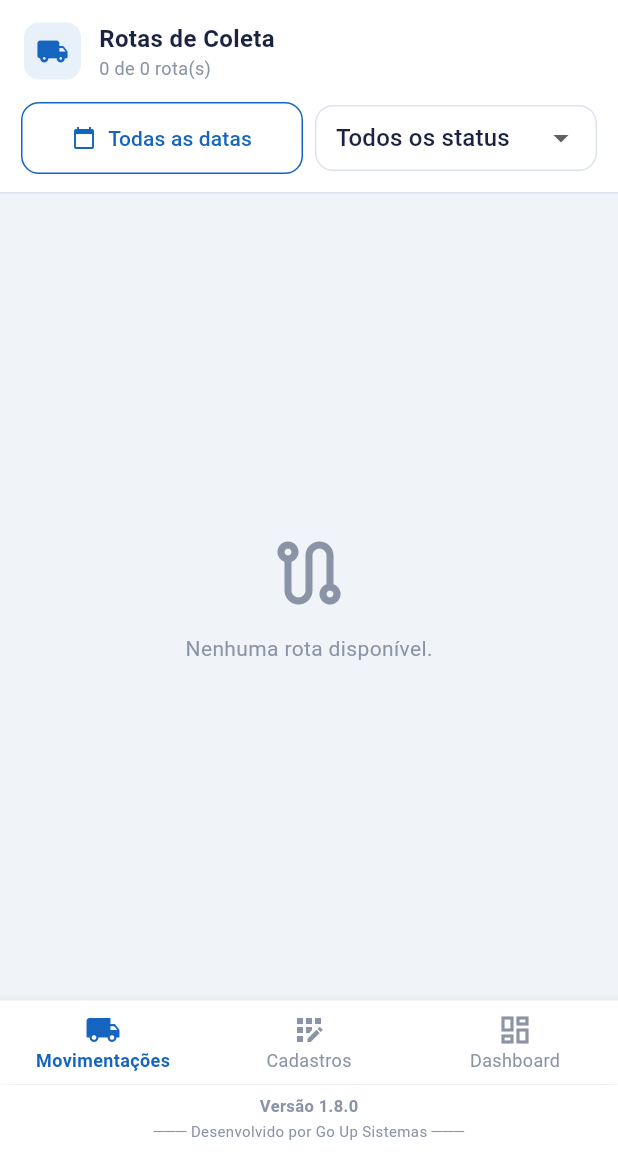
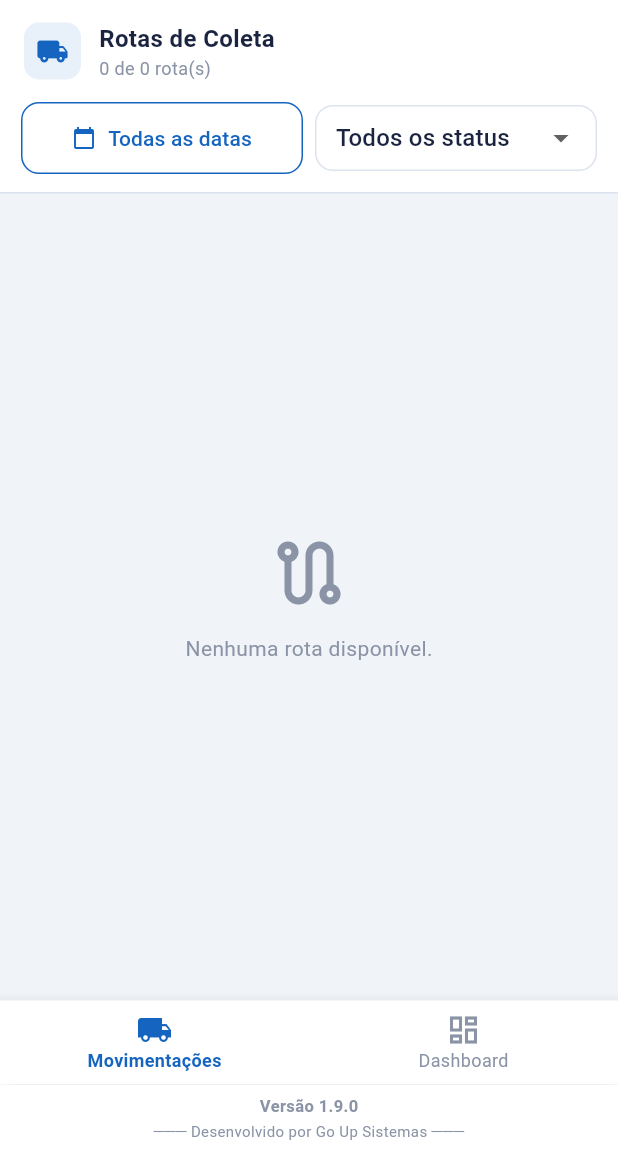
Before and after one commit to wgravinajunior-design/ColetaMobile, a Flutter app: the HomePage screen opened directly with empty values, after a tap on the "close" icon, on a phone screen of 412 x 824 dp, the part 84-1236 px from its top. Run offline on Flutter 3.47's test engine with Material 3 defaults, Android fonts, the phone set to English and light mode, and no system bars; our stand-ins replace connectivity_plus, image_picker, package_info_plus, pdf, printing, shared_preferences and 2 more; accounts and stored records are empty; network calls fail.

Commit message:
Versao lida do proprio pacote, cadastros so para admin e logo nas telas
Versao (os dois apps):
- Era uma constante mantida a mao em paralelo ao 'version:' do pubspec.
  Bastava esquecer de sincronizar para o app comparar a versao errada com
  a tag do GitHub — deixando de oferecer uma atualizacao que existe, ou
  oferecendo uma que ja esta instalada. Agora sai de package_info_plus,
  lida do bundle no arranque, com o sufixo de build descartado ('2.8.0+11'
  vira '2.8.0'). Fonte unica: o pubspec.
- /health passa a devolver a versao, para saber qual retaguarda esta
  atendendo sem abrir a interface da maquina.

Cadastros so para administrador (mobile):
- A checagem era 'userRole == "Administrador"', exata e sensivel a caixa,
  entao NENHUM perfil real passava: o servidor devolve o valor como esta
  no banco (ADMINISTRADOR, ADMIN) e manda OPERADOR quando e nulo.
- Novo Perfil.ehAdministrador normaliza caixa e acentos e aceita ADMIN,
  ADMINISTRADOR e GESTOR.
- A aba Cadastros some inteira para quem nao e admin — nao basta desabilitar
  botoes. A barra inferior se ajusta e some quando sobra uma aba so.

Logo (retaguarda):
- A logo escolhida em Configuracoes aparece no canto inferior direito de
  toda tela, a 13% de opacidade e sem capturar cliques.

Popup de novidades (os dois):
- Faixa com 'Build X instalada' antes da lista de melhorias.

Verificado: /health em execucao devolve 2.8.0 (lido do pacote, sem
constante); APK com versionName 1.9.0 e rotulo GoUpColeta; logica de
perfil exercitada em 12 casos.

Co-Authored-By: Claude Opus 5 <noreply@anthropic.com>

```diff
--- a/lib/main.dart
+++ b/lib/main.dart
@@ -6,6 +6,7 @@ import 'package:sqflite_common_ffi/sqflite_ffi.dart';
 import 'providers/coleta_provider.dart';
 import 'pages/login_page.dart';
 import 'services/api_service.dart';
+import 'services/update_service.dart';
 
 void main() async {
   WidgetsFlutterBinding.ensureInitialized();
@@ -13,6 +14,9 @@ void main() async {
     sqfliteFfiInit();
     databaseFactory = databaseFactoryFfi;
   }
+  // Versão vem do próprio pacote; precisa estar pronta antes de qualquer tela
+  // mostrá-la ou o verificador de atualização compará-la.
+  await AppInfo.carregar();
   await ApiService.initialize();
   runApp(const MyApp());
 }
--- a/lib/pages/home_page.dart
+++ b/lib/pages/home_page.dart
@@ -4,6 +4,7 @@ import '../main.dart' show AppColors;
 import '../providers/coleta_provider.dart';
 import '../services/server_config.dart';
 import '../services/api_service.dart';
+import '../services/perfil.dart';
 import '../services/update_service.dart';
 import '../widgets/update_dialogs.dart';
 import 'tabs/cadastros_tab.dart';
@@ -26,7 +27,10 @@ class _HomePageState extends State<HomePage> {
   /// Só uma vez por execução, mesmo que a Home seja reconstruída.
   static bool _jaVerificouAtualizacao = false;
 
-  bool get _isMotorista => widget.userRole.toUpperCase() == 'MOTORISTA';
+  bool get _isMotorista => Perfil.ehMotorista(widget.userRole);
+
+  /// Cadastrar pelo celular é exclusivo do administrador.
+  bool get _isAdmin => Perfil.ehAdministrador(widget.userRole);
 
   @override
   void initState() {
@@ -65,13 +69,34 @@ class _HomePageState extends State<HomePage> {
     await DialogoAtualizacao.mostrar(context, nova);
   }
 
-  List<Widget> get _tabs => _isMotorista
-      ? [MovimentacoesTab(userRole: widget.userRole)]
-      : [
-          MovimentacoesTab(userRole: widget.userRole),
-          CadastrosTab(userRole: widget.userRole),
-          DashboardTab(userRole: widget.userRole),
-        ];
+  /// Abas visíveis para o perfil. Cadastros só existe para o administrador —
+  /// não basta desabilitar os botões: a aba inteira sai do caminho.
+  List<Widget> get _tabs => [
+    MovimentacoesTab(userRole: widget.userRole),
+    if (_isAdmin) CadastrosTab(userRole: widget.userRole),
+    if (!_isMotorista) DashboardTab(userRole: widget.userRole),
+  ];
+
+  /// Itens da barra inferior, na mesma ordem de [_tabs].
+  List<BottomNavigationBarItem> get _itensNavegacao => [
+    const BottomNavigationBarItem(
+      icon: Icon(Icons.local_shipping_outlined),
+      activeIcon: Icon(Icons.local_shipping),
+      label: 'Movimentações',
+    ),
+    if (_isAdmin)
+      const BottomNavigationBarItem(
+        icon: Icon(Icons.app_registration_outlined),
+        activeIcon: Icon(Icons.app_registration),
+        label: 'Cadastros',
+      ),
+    if (!_isMotorista)
+      const BottomNavigationBarItem(
+        icon: Icon(Icons.dashboard_outlined),
+        activeIcon: Icon(Icons.dashboard),
+        label: 'Dashboard',
+      ),
+  ];
 
   void _handleLogout() {
     showDialog(
@@ -210,35 +235,20 @@ class _HomePageState extends State<HomePage> {
                 children: tabs,
               ),
             ),
-            if (_isMotorista) const _RodapeVersao(),
+            if (tabs.length < 2) const _RodapeVersao(),
           ],
         ),
       ),
-      bottomNavigationBar: _isMotorista
+      // Com uma aba só não há o que navegar — a barra vira ruído.
+      bottomNavigationBar: tabs.length < 2
           ? null
           : Column(
               mainAxisSize: MainAxisSize.min,
               children: [
                 BottomNavigationBar(
-                  currentIndex: _currentIndex,
+                  currentIndex: _currentIndex.clamp(0, tabs.length - 1),
                   onTap: (i) => setState(() => _currentIndex = i),
-                  items: const [
-                    BottomNavigationBarItem(
-                      icon: Icon(Icons.local_shipping_outlined),
-                      activeIcon: Icon(Icons.local_shipping),
-                      label: 'Movimentações',
-                    ),
-                    BottomNavigationBarItem(
-                      icon: Icon(Icons.app_registration_outlined),
-                      activeIcon: Icon(Icons.app_registration),
-                      label: 'Cadastros',
-                    ),
-                    BottomNavigationBarItem(
-                      icon: Icon(Icons.dashboard_outlined),
-                      activeIcon: Icon(Icons.dashboard),
-                      label: 'Dashboard',
-                    ),
-                  ],
+                  items: _itensNavegacao,
                 ),
                 const _RodapeVersao(),
               ],
--- a/lib/pages/tabs/cadastros_tab.dart
+++ b/lib/pages/tabs/cadastros_tab.dart
@@ -2,6 +2,7 @@ import 'package:flutter/material.dart';
 import 'package:provider/provider.dart';
 import '../../main.dart' show AppColors;
 import '../../providers/coleta_provider.dart';
+import '../../services/perfil.dart';
 import '../forms/produtor_form.dart';
 import '../forms/resfriador_form.dart';
 import '../forms/veiculo_form.dart';
@@ -26,21 +27,25 @@ class _CadastrosTabState extends State<CadastrosTab> {
     required List<String> bullets,
     required Widget formWidget,
   }) {
-    final isAllowed = widget.userRole == 'Administrador';
+    final isAllowed = Perfil.ehAdministrador(widget.userRole);
 
     return Material(
       color: Colors.transparent,
       child: InkWell(
         onTap: () {
           if (isAllowed) {
-            Navigator.of(context)
-                .push(MaterialPageRoute(builder: (_) => formWidget));
+            Navigator.of(
+              context,
+            ).push(MaterialPageRoute(builder: (_) => formWidget));
           } else {
-            ScaffoldMessenger.of(context).showSnackBar(const SnackBar(
-              content:
-                  Text('Apenas administradores podem cadastrar novos dados.'),
+            ScaffoldMessenger.of(context).showSnackBar(
+              const SnackBar(
+                content: Text(
+                  'Apenas administradores podem cadastrar novos dados.',
+                ),
                 backgroundColor: AppColors.error,
-            ));
+              ),
+            );
           }
         },
         borderRadius: BorderRadius.circular(14),
@@ -48,16 +53,18 @@ class _CadastrosTabState extends State<CadastrosTab> {
           decoration: BoxDecoration(
             color: Colors.white,
             borderRadius: BorderRadius.circular(14),
-            border: Border.all(color: AppColors.primary.withValues(alpha: 0.25)),
+            border: Border.all(
+              color: AppColors.primary.withValues(alpha: 0.25),
+            ),
             boxShadow: [
               BoxShadow(
                 color: Colors.black.withValues(alpha: 0.06),
                 blurRadius: 4,
-                  offset: const Offset(0, 2)),
+                offset: const Offset(0, 2),
+              ),
             ],
           ),
-          padding:
-              const EdgeInsets.symmetric(horizontal: 16, vertical: 14),
+          padding: const EdgeInsets.symmetric(horizontal: 16, vertical: 14),
           child: Row(
             crossAxisAlignment: CrossAxisAlignment.center,
             children: [
@@ -86,30 +93,42 @@ class _CadastrosTabState extends State<CadastrosTab> {
                       ),
                     ),
                     const SizedBox(height: 6),
-                    ...bullets.map((b) => Padding(
+                    ...bullets.map(
+                      (b) => Padding(
                         padding: const EdgeInsets.only(bottom: 2),
                         child: Row(
                           crossAxisAlignment: CrossAxisAlignment.start,
                           children: [
-                              const Text('• ',
+                            const Text(
+                              '• ',
                               style: TextStyle(
                                 color: AppColors.primaryLight,
                                 fontWeight: FontWeight.bold,
-                                      fontSize: 12)),
+                                fontSize: 12,
+                              ),
+                            ),
                             Expanded(
-                                  child: Text(b,
+                              child: Text(
+                                b,
                                 style: const TextStyle(
                                   fontSize: 12,
                                   color: AppColors.textMedium,
-                                          height: 1.3))),
-                            ],
+                                  height: 1.3,
                                 ),
-                        )),
+                              ),
+                            ),
                           ],
                         ),
                       ),
-              const Icon(Icons.chevron_right_rounded,
-                  color: AppColors.primary, size: 22),
+                    ),
+                  ],
+                ),
+              ),
+              const Icon(
+                Icons.chevron_right_rounded,
+                color: AppColors.primary,
+                size: 22,
+              ),
             ],
           ),
         ),
@@ -130,29 +149,35 @@ class _CadastrosTabState extends State<CadastrosTab> {
           color: isActive ? AppColors.primary : Colors.white,
           borderRadius: BorderRadius.circular(20),
           border: Border.all(
-              color: isActive ? AppColors.primary : AppColors.cardBorder),
+            color: isActive ? AppColors.primary : AppColors.cardBorder,
+          ),
           boxShadow: isActive
               ? [
                   BoxShadow(
                     color: AppColors.primary.withValues(alpha: 0.25),
                     blurRadius: 6,
-                      offset: const Offset(0, 2))
+                    offset: const Offset(0, 2),
+                  ),
                 ]
               : [],
         ),
         child: Row(
           mainAxisSize: MainAxisSize.min,
           children: [
-            Icon(icon,
+            Icon(
+              icon,
               size: 15,
-                color: isActive ? Colors.white : AppColors.textLight),
+              color: isActive ? Colors.white : AppColors.textLight,
+            ),
             const SizedBox(width: 6),
-            Text(name,
+            Text(
+              name,
               style: TextStyle(
                 fontSize: 12,
                 fontWeight: FontWeight.w600,
-                    color:
-                        isActive ? Colors.white : AppColors.textMedium)),
+                color: isActive ? Colors.white : AppColors.textMedium,
+              ),
+            ),
           ],
         ),
       ),
@@ -167,11 +192,10 @@ class _CadastrosTabState extends State<CadastrosTab> {
       borderRadius: BorderRadius.circular(20),
       border: Border.all(color: color.withValues(alpha: 0.3)),
     ),
-        child: Text(label,
-            style: TextStyle(
-                fontSize: 11,
-                color: color,
-                fontWeight: FontWeight.bold)),
+    child: Text(
+      label,
+      style: TextStyle(fontSize: 11, color: color, fontWeight: FontWeight.bold),
+    ),
   );
 
   // ─── helper: info pill ───────────────────────────────────────────────────
@@ -181,11 +205,14 @@ class _CadastrosTabState extends State<CadastrosTab> {
       color: (color ?? AppColors.primary).withValues(alpha: 0.08),
       borderRadius: BorderRadius.circular(20),
     ),
-        child: Text(text,
+    child: Text(
+      text,
       style: TextStyle(
         fontSize: 11,
         color: color ?? AppColors.primary,
-                fontWeight: FontWeight.w600)),
+        fontWeight: FontWeight.w600,
+      ),
+    ),
   );
 
   // ─── listas de registros ─────────────────────────────────────────────────
@@ -199,11 +226,16 @@ class _CadastrosTabState extends State<CadastrosTab> {
             iconColor: AppColors.primary,
             title: prod.nome,
             subtitle: prod.endereco,
-            trailing: Wrap(spacing: 6, children: [
+            trailing: Wrap(
+              spacing: 6,
+              children: [
                 _infoPill('${prod.volumeMedioDiario} L/dia'),
-              _infoPill(prod.horarioColetaPrevisto,
-                  color: AppColors.textMedium),
-            ]),
+                _infoPill(
+                  prod.horarioColetaPrevisto,
+                  color: AppColors.textMedium,
+                ),
+              ],
+            ),
           ),
         );
 
@@ -226,8 +258,7 @@ class _CadastrosTabState extends State<CadastrosTab> {
               title: '${res.marcaModelo} — ${res.numeroIdentificador}',
               subtitle:
                   'Capacidade: ${res.capacidadeLitros} L · Ano: ${res.anoFabricacao}',
-              trailing:
-                  Wrap(spacing: 6, children: [_statusBadge(sl, sc)]),
+              trailing: Wrap(spacing: 6, children: [_statusBadge(sl, sc)]),
             );
           },
         );
@@ -240,13 +271,17 @@ class _CadastrosTabState extends State<CadastrosTab> {
             iconColor: const Color(0xFF7B1FA2),
             title: v.descricao,
             subtitle: 'Placa: ${v.placa} · Cap: ${v.capacidadeLitros} L',
-            trailing: Wrap(spacing: 6, children: [
+            trailing: Wrap(
+              spacing: 6,
+              children: [
                 _statusBadge(
                   v.status == VeiculoStatus.ativo ? 'Ativo' : 'Manutenção',
                   v.status == VeiculoStatus.ativo
                       ? AppColors.success
-                      : AppColors.warning),
-            ]),
+                      : AppColors.warning,
+                ),
+              ],
+            ),
           ),
         );
 
@@ -262,7 +297,9 @@ class _CadastrosTabState extends State<CadastrosTab> {
                 placa: '-',
                 capacidadeLitros: 0,
                 consumoMedio: 0,
-                    status: VeiculoStatus.inativo));
+                status: VeiculoStatus.inativo,
+              ),
+            );
             return _listTile(
               icon: Icons.badge_rounded,
               iconColor: AppColors.warning,
@@ -273,19 +310,21 @@ class _CadastrosTabState extends State<CadastrosTab> {
                 children: [
                   _statusBadge(
                     m.status == MotoristaStatus.ativo ? 'Ativo' : 'Inativo',
-                    m.status == MotoristaStatus.ativo ? AppColors.success : AppColors.error,
+                    m.status == MotoristaStatus.ativo
+                        ? AppColors.success
+                        : AppColors.error,
                   ),
                   _infoPill(v.descricao, color: AppColors.textMedium),
                 ],
               ),
-              onEdit: widget.userRole == 'Administrador'
+              onEdit: Perfil.ehAdministrador(widget.userRole)
                   ? () => Navigator.of(context).push(
                       MaterialPageRoute(
                         builder: (_) => MotoristaForm(motorista: m),
                       ),
                     )
                   : null,
-              onDelete: widget.userRole == 'Administrador'
+              onDelete: Perfil.ehAdministrador(widget.userRole)
                   ? () => _confirmDelete(
                       context,
                       nome: m.nome,
@@ -304,22 +343,25 @@ class _CadastrosTabState extends State<CadastrosTab> {
             iconColor: const Color(0xFF0277BD),
             title: col.nome,
             subtitle: '${col.funcaoCargo} · ${col.permissoesAcesso}',
-            trailing: Wrap(spacing: 6, children: [
+            trailing: Wrap(
+              spacing: 6,
+              children: [
                 _statusBadge(
                   col.status == ColaboradorStatus.ativo ? 'Ativo' : 'Inativo',
                   col.status == ColaboradorStatus.ativo
                       ? AppColors.success
                       : AppColors.error,
                 ),
-            ]),
-            onEdit: widget.userRole == 'Administrador'
+              ],
+            ),
+            onEdit: Perfil.ehAdministrador(widget.userRole)
                 ? () => Navigator.of(context).push(
                     MaterialPageRoute(
                       builder: (_) => ColaboradorForm(colaborador: col),
                     ),
                   )
                 : null,
-            onDelete: widget.userRole == 'Administrador'
+            onDelete: Perfil.ehAdministrador(widget.userRole)
                 ? () => _confirmDelete(
                     context,
                     nome: col.nome,
@@ -345,8 +387,10 @@ class _CadastrosTabState extends State<CadastrosTab> {
           children: [
             Icon(Icons.inbox_outlined, size: 48, color: AppColors.textLight),
             SizedBox(height: 8),
-            Text('Nenhum registro encontrado.',
-                style: TextStyle(color: AppColors.textLight, fontSize: 13)),
+            Text(
+              'Nenhum registro encontrado.',
+              style: TextStyle(color: AppColors.textLight, fontSize: 13),
+            ),
           ],
         ),
       );
@@ -402,15 +446,22 @@ class _CadastrosTabState extends State<CadastrosTab> {
             child: Column(
               crossAxisAlignment: CrossAxisAlignment.start,
               children: [
-                Text(title,
+                Text(
+                  title,
                   style: const TextStyle(
                     fontWeight: FontWeight.bold,
                     color: AppColors.textDark,
-                        fontSize: 13)),
+                    fontSize: 13,
+                  ),
+                ),
                 const SizedBox(height: 3),
-                Text(subtitle,
+                Text(
+                  subtitle,
                   style: const TextStyle(
-                        color: AppColors.textMedium, fontSize: 12)),
+                    color: AppColors.textMedium,
+                    fontSize: 12,
+                  ),
+                ),
                 const SizedBox(height: 6),
                 trailing,
               ],
@@ -477,8 +528,13 @@ class _CadastrosTabState extends State<CadastrosTab> {
       builder: (ctx) => AlertDialog(
         backgroundColor: Colors.white,
         shape: RoundedRectangleBorder(borderRadius: BorderRadius.circular(14)),
-        title: const Text('Confirmar exclusão',
-            style: TextStyle(fontWeight: FontWeight.bold, color: AppColors.textDark)),
+        title: const Text(
+          'Confirmar exclusão',
+          style: TextStyle(
+            fontWeight: FontWeight.bold,
+            color: AppColors.textDark,
+          ),
+        ),
         content: Text(
           'Deseja excluir "$nome"?\nEsta ação não pode ser desfeita.',
           style: const TextStyle(color: AppColors.textMedium),
@@ -486,14 +542,19 @@ class _CadastrosTabState extends State<CadastrosTab> {
         actions: [
           TextButton(
             onPressed: () => Navigator.pop(ctx, false),
-            child: const Text('Cancelar', style: TextStyle(color: AppColors.textMedium)),
+            child: const Text(
+              'Cancelar',
+              style: TextStyle(color: AppColors.textMedium),
+            ),
           ),
           ElevatedButton(
             onPressed: () => Navigator.pop(ctx, true),
             style: ElevatedButton.styleFrom(
               backgroundColor: AppColors.error,
               foregroundColor: Colors.white,
-              shape: RoundedRectangleBorder(borderRadius: BorderRadius.circular(8)),
+              shape: RoundedRectangleBorder(
+                borderRadius: BorderRadius.circular(8),
+              ),
             ),
             child: const Text('Excluir'),
           ),
@@ -518,18 +579,22 @@ class _CadastrosTabState extends State<CadastrosTab> {
               color: AppColors.primary,
               borderRadius: BorderRadius.circular(14),
             ),
-            padding:
-                const EdgeInsets.symmetric(vertical: 12, horizontal: 16),
-            child: const Row(children: [
+            padding: const EdgeInsets.symmetric(vertical: 12, horizontal: 16),
+            child: const Row(
+              children: [
                 Icon(Icons.storage_rounded, color: Colors.white70, size: 20),
                 SizedBox(width: 10),
-              Text('CADASTROS — DADOS BASE',
+                Text(
+                  'CADASTROS — DADOS BASE',
                   style: TextStyle(
                     fontSize: 14,
                     fontWeight: FontWeight.bold,
                     color: Colors.white,
-                      letterSpacing: 0.6)),
-            ]),
+                    letterSpacing: 0.6,
+                  ),
+                ),
+              ],
+            ),
           ),
           const SizedBox(height: 12),
 
@@ -569,10 +634,7 @@ class _CadastrosTabState extends State<CadastrosTab> {
                 _buildRegistrationCard(
                   title: 'Veículos / Caminhões',
                   icon: Icons.local_shipping_rounded,
-                  bullets: [
-                    'Placa · Capacidade',
-                    'Consumo médio · Status',
-                  ],
+                  bullets: ['Placa · Capacidade', 'Consumo médio · Status'],
                   formWidget: const VeiculoForm(),
                 ),
                 const SizedBox(height: 10),
@@ -589,10 +651,7 @@ class _CadastrosTabState extends State<CadastrosTab> {
                 _buildRegistrationCard(
                   title: 'Colaboradores',
                   icon: Icons.people_rounded,
-                  bullets: [
-                    'Função / Cargo',
-                    'Permissões de acesso · Status',
-                  ],
+                  bullets: ['Função / Cargo', 'Permissões de acesso · Status'],
                   formWidget: const ColaboradorForm(),
                 ),
               ],
@@ -601,21 +660,26 @@ class _CadastrosTabState extends State<CadastrosTab> {
           const SizedBox(height: 24),
 
           // ── Visualização de registros ───────────────────────────────────
-          const Text('Visualização de Registros',
+          const Text(
+            'Visualização de Registros',
             style: TextStyle(
               fontSize: 15,
               fontWeight: FontWeight.bold,
-                  color: AppColors.textDark)),
+              color: AppColors.textDark,
+            ),
+          ),
           const SizedBox(height: 10),
           SingleChildScrollView(
             scrollDirection: Axis.horizontal,
-            child: Row(children: [
+            child: Row(
+              children: [
                 _buildFilterChip('Produtores', Icons.agriculture),
                 _buildFilterChip('Resfriadores', Icons.ac_unit_rounded),
                 _buildFilterChip('Veículos', Icons.local_shipping_rounded),
                 _buildFilterChip('Motoristas', Icons.badge_rounded),
                 _buildFilterChip('Colaboradores', Icons.people_rounded),
-            ]),
+              ],
+            ),
           ),
           const SizedBox(height: 14),
           _buildActiveList(provider),
--- /dev/null
+++ b/lib/services/perfil.dart
@@ -0,0 +1,38 @@
+/// Perfis de acesso, no vocabulário que o ERP grava em `TB_USUARIO.USU_PERFIL`.
+///
+/// A comparação é feita sem diferenciar maiúsculas nem acentos: a checagem
+/// antiga era `perfil == 'Administrador'`, exata e sensível a caixa, então
+/// nenhum usuário real passava — o servidor devolve o valor como está no banco,
+/// e quando é nulo manda `OPERADOR`.
+class Perfil {
+  const Perfil._();
+
+  static String _normalizar(String? p) => (p ?? '')
+      .trim()
+      .toUpperCase()
+      .replaceAll('Á', 'A')
+      .replaceAll('Ã', 'A')
+      .replaceAll('Â', 'A')
+      .replaceAll('É', 'E')
+      .replaceAll('Ê', 'E')
+      .replaceAll('Í', 'I')
+      .replaceAll('Ó', 'O')
+      .replaceAll('Ô', 'O')
+      .replaceAll('Ú', 'U')
+      .replaceAll('Ç', 'C');
+
+  /// Só o administrador cadastra pelo celular.
+  static bool ehAdministrador(String? perfil) {
+    final p = _normalizar(perfil);
+    return p == 'ADMIN' || p == 'ADMINISTRADOR' || p == 'GESTOR';
+  }
+
+  static bool ehMotorista(String? perfil) => _normalizar(perfil) == 'MOTORISTA';
+
+  /// Rótulo legível para exibir na barra superior.
+  static String rotulo(String? perfil) {
+    final p = (perfil ?? '').trim();
+    if (p.isEmpty) return 'Operador';
+    return p[0].toUpperCase() + p.substring(1).toLowerCase();
+  }
+}
--- a/pubspec.yaml
+++ b/pubspec.yaml
@@ -16,7 +16,7 @@ publish_to: 'none' # Remove this line if you wish to publish to pub.dev
 # https://developer.apple.com/library/archive/documentation/General/Reference/InfoPlistKeyReference/Articles/CoreFoundationKeys.html
 # In Windows, build-name is used as the major, minor, and patch parts
 # of the product and file versions while build-number is used as the build suffix.
-version: 1.8.0+11
+version: 1.9.0+12
 
 environment:
   sdk: ^3.11.4
@@ -49,6 +49,7 @@ dependencies:
   url_launcher: ^6.3.0
   pdf: ^3.11.1
   printing: ^5.13.2
+  package_info_plus: ^10.2.1
 
 dev_dependencies:
   flutter_test:
```
Also changed, not shown: lib/services/update_service.dart (+31 -3 lines), lib/widgets/update_dialogs.dart (+33 -6 lines), pubspec.lock, 1 other file. Lines whose indentation alone changed are shown as unchanged.
